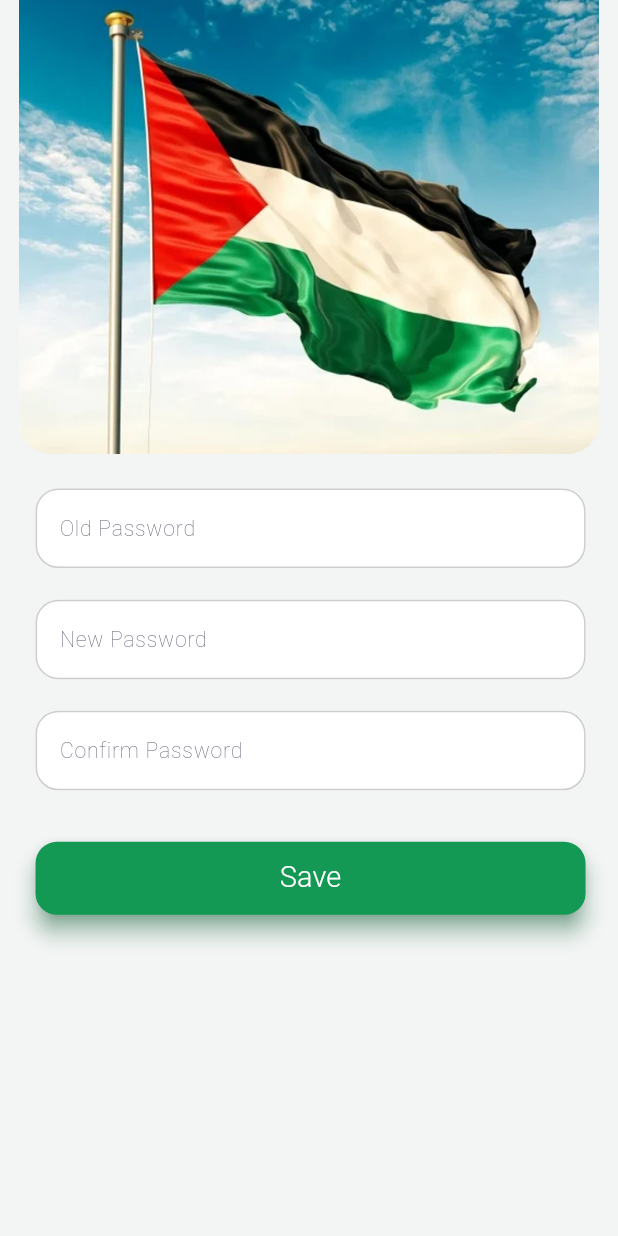
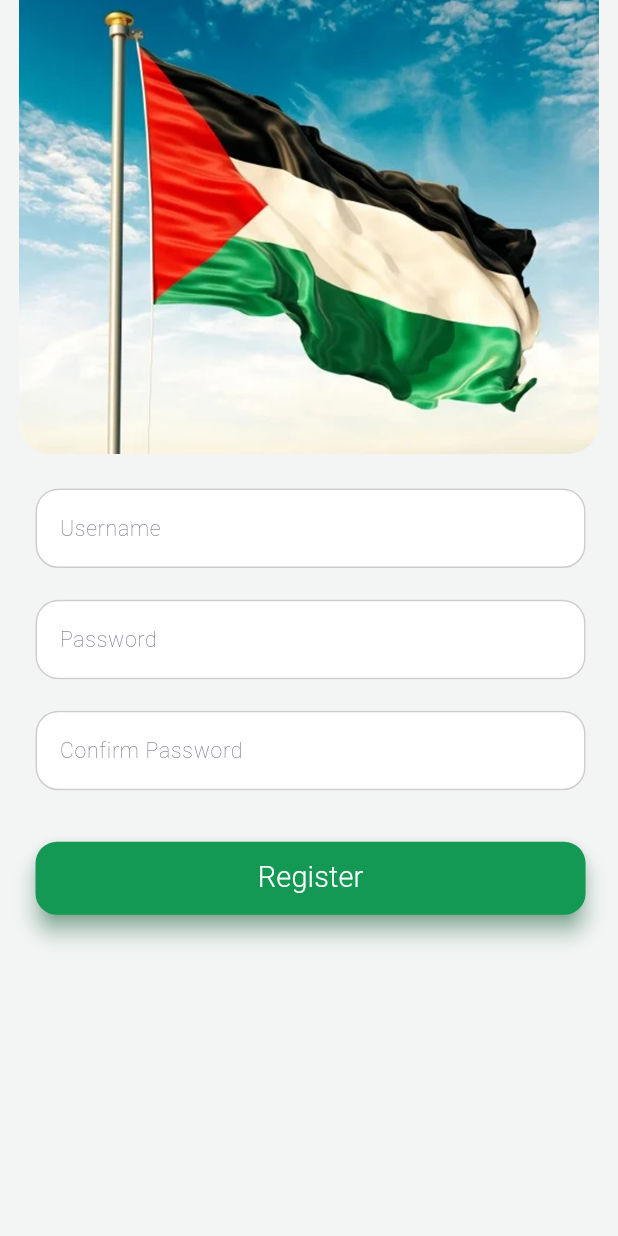
Before and after one commit to Eslam-code-gif/section_2_flutter_task, a Flutter app: the screen it shows after launch, after a tap on "Let’s Start", on a phone screen of 412 x 824 dp. Run offline on Flutter 3.47's test engine with Material 3 defaults, Android fonts, the light colour scheme and no system bars; our stand-ins replace flutter_screenutil, flutter_svg, google_fonts.

Commit message:
Add Register and editing TextForm,ElevBt

```diff
--- a/lib/core/localization/app_string/texts.dart
+++ b/lib/core/localization/app_string/texts.dart
@@ -11,6 +11,8 @@
   static const String newPasswordLabel = "New Password";
   static const String confirmPasswordLabel = "Confirm Password";
   static const String nameHint = "Abdelrahem";
+  static const String password = 'Password';
+
   static const String oldPasswordEmpty = 'Please enter your Old password';
   static const String oldPasswordError = 'Old password must be at least 8 characters and include upper\n/lower case, number, and special character';
   static const String passwordRegExp = r'^(?=.*?[A-Z])(?=.*?[a-z])(?=.*?[0-9])(?=.*?[!@#\$&*~]).{8,}$';
--- a/lib/core/widgets/elevated_button.dart
+++ b/lib/core/widgets/elevated_button.dart
@@ -9,13 +9,13 @@ class MyElevatedButton extends StatelessWidget {
     super.key,
     required this.title,
     this.onPressed,
-    required this.right,
-    required this.left
+     this.right,
+     this.left
   });
   final String title;
   final void Function()? onPressed;
-  final double right;
-  final double left;
+  final double? right;
+  final double? left;
 
   @override
   Widget build(BuildContext context) {
@@ -24,8 +24,8 @@ class MyElevatedButton extends StatelessWidget {
       height: 48.01129913330078.h,
       child: Padding(
         padding:  EdgeInsets.only(
-          left: left.r,
-          right: right.r,
+          left: left??0.r,
+          right: right??0.r,
         ).r,
         child: ElevatedButton(
             style: ElevatedButton.styleFrom(
--- a/lib/core/widgets/text_form_field.dart
+++ b/lib/core/widgets/text_form_field.dart
@@ -15,8 +15,8 @@ class EmTextFormField extends StatefulWidget {
     this.keyboardType,
     this.onChanged,
     required this.textInputAction,
-    required this.right,
-    required this.left,
+     this.right,
+     this.left,
   });
 
   final String label; //*
@@ -26,8 +26,8 @@ class EmTextFormField extends StatefulWidget {
   final String? Function(String?)? validator; //*
   final TextInputType? keyboardType; //*
   final TextInputAction? textInputAction; //*
-  final double right;
-  final double left;
+   final double? right;
+   final double? left;
 
   @override
   State<EmTextFormField> createState() => _EmTextFormFieldState();
@@ -39,8 +39,8 @@ class _EmTextFormFieldState extends State<EmTextFormField> {
   @override
   void initState() {
     super.initState();
-    _left = widget.left;
-    _right = widget.right;
+    _left = widget.left??0;
+    _right = widget.right??0;
   }
 
   @override
--- a/lib/features/auth/view/register_screen.dart
+++ b/lib/features/auth/view/register_screen.dart
@@ -0,0 +1,131 @@
+import 'package:flutter/material.dart';
+import 'package:flutter_screenutil/flutter_screenutil.dart';
+import 'package:section_2_flutter_task/core/theme/colors.dart';
+import 'package:section_2_flutter_task/core/utils/app_assets.dart';
+import 'package:section_2_flutter_task/core/widgets/text_form_field.dart';
+
+import '../../../core/localization/app_string/texts.dart';
+import '../../../core/widgets/elevated_button.dart';
+
+class RegisterScreen extends StatefulWidget {
+  static const String routName='RegisterScreen';
+  const RegisterScreen({super.key});
+
+  @override
+  State<RegisterScreen> createState() => _RegisterScreenState();
+}
+
+class _RegisterScreenState extends State<RegisterScreen> {
+  GlobalKey<FormState> formKey= GlobalKey<FormState>();
+  String? userName;
+  String?password;
+
+  @override
+  Widget build(BuildContext context) {
+    return Scaffold(
+      backgroundColor: AppColors.backGround,
+      body: SingleChildScrollView(
+        child: Form(
+          key: formKey,
+          child: Column(
+          children: [
+            Image.asset(AppImages.mainImage,
+            width: 375.w,
+              height: 298.h,
+            ),
+            SizedBox(height: 23.h,),
+
+            Padding(
+              padding:  EdgeInsets.only(
+                left: 23.r,
+                right: 21.r
+              ).r,
+              child: Column(
+                children: [
+                  EmTextFormField(
+                    label: AppTexts.nameLabel,
+                    hintText: AppTexts.nameHint,
+                    textInputAction: TextInputAction.done,
+                    keyboardType: TextInputType.name,
+                    onSaved: (data){
+                      userName = data;
+                    },
+                    validator: (value) {
+                      RegExp regex = RegExp(
+                          '([a-zA-Z])');
+
+                      if (value!.isEmpty) {
+                        return 'Please enter Your Username';
+                      } else {
+                        if (!regex.hasMatch(value)) {
+                          return 'Enter valid Username';
+                        } else {
+                          return null;
+                        }
+                      }
+                    },
+                  ),
+                  SizedBox(height: 10.h,),
+                  EmTextFormField(
+                    label: AppTexts.password,
+                    textInputAction: TextInputAction.next,
+                    keyboardType: TextInputType.visiblePassword,
+                    onChanged: (data){
+                      password = data;
+                    },
+                    onSaved: (data){
+                      password = data;
+                    },
+                    validator: (value) {
+                      RegExp regex = RegExp(
+                          AppTexts.passwordRegExp);
+                      if ( value == null || value.isEmpty) {
+                        return 'Please enter your New password';
+                      } else {
+                        if (!regex.hasMatch(value)) {
+                          return 'Password must be at least 8 characters and include upper\n/lower case, number, and special character';
+                        } else {
+                          return null;
+                        }
+                      }
+                    },
+                  ),
+                  SizedBox(height: 10.h,),
+                  EmTextFormField(
+                    label: AppTexts.confirmPasswordLabel,
+                    textInputAction: TextInputAction.done,
+                    keyboardType: TextInputType.visiblePassword,
+                    validator: (value) {
+                      if (value == null || value.isEmpty) {
+                        return 'Please confirm your password';
+                      } else if (value != password) {
+                        return 'Passwords do not match';
+                      }
+                      return null;
+                    },
+                  ),
+                  SizedBox(height: 23.h,),
+                  MyElevatedButton(
+                    title: 'Register',
+                    onPressed: (){
+                      if (formKey.currentState?.validate() ?? false) {
+                        formKey.currentState?.save();
+                        // Navigator.push(
+                        //     context,
+                        //     MaterialPageRoute(
+                        //       builder: (context) => LoginSecondScreen(),
+                        //     )
+                        // );
+                      }
+                    },
+                  ),
+                ],
+              ),
+            ),
+          ],
+        ),
+        ),
+      ),
+    );
+  }
+}
--- a/lib/features/onboarding/view/let_is_start_screen.dart
+++ b/lib/features/onboarding/view/let_is_start_screen.dart
@@ -1,7 +1,7 @@
 import 'package:flutter/material.dart';
 import 'package:flutter_screenutil/flutter_screenutil.dart';
 import 'package:flutter_svg/flutter_svg.dart';
-import 'package:section_2_flutter_task/features/profile/view/change_password_screen.dart';
+import 'package:section_2_flutter_task/features/auth/view/register_screen.dart';
 
 import '../../../core/localization/app_string/texts.dart';
 import '../../../core/theme/colors.dart';
@@ -10,6 +10,7 @@ import '../../../core/utils/fonts.dart';
 import '../../../core/widgets/elevated_button.dart';
 
 class LetIsStartScreen extends StatefulWidget {
+  static const String routName= 'LetIsStartScreen';
   const LetIsStartScreen({super.key});
 
   @override
@@ -55,11 +56,7 @@ class _LetIsStartScreenState extends State<LetIsStartScreen> {
             MyElevatedButton(
               title: AppTexts.letsStartButton,
             onPressed: (){
-                Navigator.push(context,
-                MaterialPageRoute(
-                    builder: (context) => ChangePasswordScreen(),
-                ),
-                );
+                Navigator.pushNamed(context, RegisterScreen.routName);
             },
                left: 22,
               right: 22,
--- a/lib/features/onboarding/view/splash_screen.dart
+++ b/lib/features/onboarding/view/splash_screen.dart
@@ -6,6 +6,7 @@ import 'package:section_2_flutter_task/features/onboarding/view/let_is_start_scr
 import '../../../core/theme/colors.dart';
 import '../../../core/utils/app_assets.dart';
 class SplashScreen extends StatefulWidget {
+  static const String routName = 'SplashScreen';
   const SplashScreen({super.key});
 
   @override
@@ -21,10 +22,7 @@ class _SplashScreen extends State <SplashScreen>{
     Future.delayed(
         Duration(seconds: 4), ()
     {
-      Navigator.pushReplacement(context,
-          MaterialPageRoute(
-            builder: (context) => LetIsStartScreen(),
-          ));
+      Navigator.pushReplacementNamed(context, LetIsStartScreen.routName);
     }
     );
   }
--- a/lib/my_app.dart
+++ b/lib/my_app.dart
@@ -1,6 +1,9 @@
 import 'package:flutter/material.dart';
 import 'package:flutter_screenutil/flutter_screenutil.dart';
 import 'package:section_2_flutter_task/features/onboarding/view/splash_screen.dart';
+
+import 'features/auth/view/register_screen.dart';
+import 'features/onboarding/view/let_is_start_screen.dart';
 
 class MyApp extends StatelessWidget {
   const MyApp({super.key});
@@ -14,6 +17,13 @@ class MyApp extends StatelessWidget {
       builder: (context, child) => MaterialApp(
         debugShowCheckedModeBanner: false,
         home: SplashScreen(),
+        routes: {
+          SplashScreen.routName:(_)=>SplashScreen(),
+          LetIsStartScreen.routName:(_)=>LetIsStartScreen(),
+          RegisterScreen.routName:(_)=>RegisterScreen(),
+
+
+        },
       ),
     );
   }
```
Also changed, not shown: lib/core/widgets/text_button.dart (added, +14 -0 lines).
